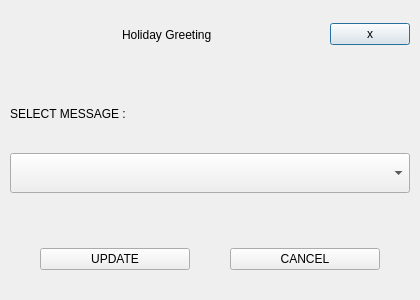
Selvam-T/POS, file Project/ui/greeting_menu.ui: the form before one commit.
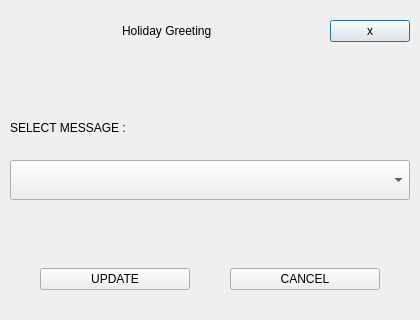
The form after the commit.

Commit message: Dialog customTitleBar squished issue resolved, by setting QDialog minimimHeight

```diff
--- a/Project/ui/greeting_menu.ui
+++ b/Project/ui/greeting_menu.ui
@@ -7,12 +7,18 @@
     <x>0</x>
     <y>0</y>
     <width>420</width>
-    <height>300</height>
+    <height>320</height>
    </rect>
   </property>
-  <layout class="QVBoxLayout" name="verticalLayout">
+  <property name="minimumSize">
+   <size>
+    <width>0</width>
+    <height>250</height>
+   </size>
+  </property>
+  <layout class="QVBoxLayout" name="mainVerticalLayout">
    <property name="spacing">
-    <number>5</number>
+    <number>10</number>
    </property>
    <property name="leftMargin">
     <number>10</number>
@@ -96,7 +102,7 @@
       <enum>Qt::Vertical</enum>
      </property>
      <property name="sizeType">
-      <enum>QSizePolicy::Fixed</enum>
+      <enum>QSizePolicy::Expanding</enum>
      </property>
      <property name="sizeHint" stdset="0">
       <size>
@@ -151,7 +157,7 @@
       <enum>Qt::Vertical</enum>
      </property>
      <property name="sizeType">
-      <enum>QSizePolicy::Fixed</enum>
+      <enum>QSizePolicy::Expanding</enum>
      </property>
      <property name="sizeHint" stdset="0">
       <size>
@@ -162,7 +168,7 @@
     </spacer>
    </item>
    <item>
-    <layout class="QHBoxLayout" name="horizontalLayout">
+    <layout class="QHBoxLayout" name="greeting_actionBtns">
      <property name="spacing">
       <number>40</number>
      </property>
```
The commit also changes 6 other files.
